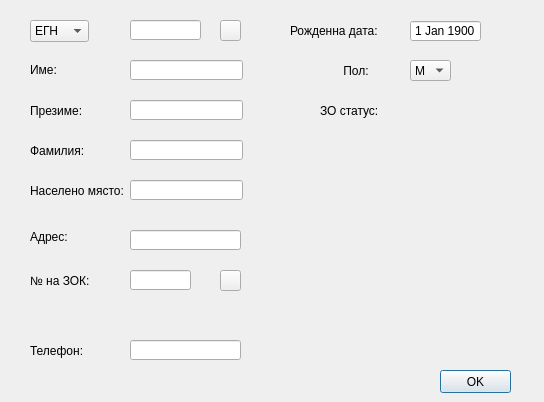
First picture: the form in src/View/PatientDialog/PatientFormDialog.ui, repository thefinalcutbg/DinoDent, before the edit.
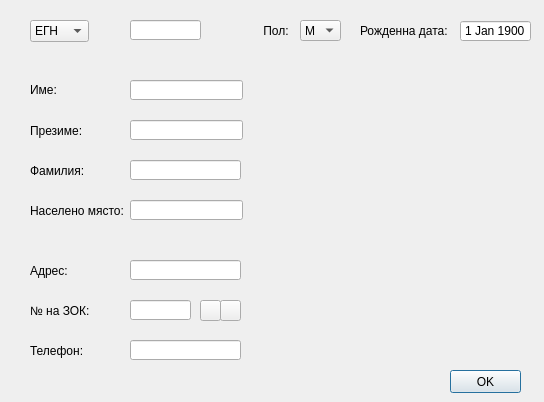
Second picture: the form after the edit. Custom widgets are drawn as their Qt base class.

Commit message: Patient Dialog slight redisign

```diff
--- a/src/View/PatientDialog/PatientFormDialog.ui
+++ b/src/View/PatientDialog/PatientFormDialog.ui
@@ -34,8 +34,8 @@
   <widget class="ComboBox" name="sexCombo">
    <property name="geometry">
     <rect>
-     <x>410</x>
-     <y>60</y>
+     <x>300</x>
+     <y>20</y>
      <width>41</width>
      <height>21</height>
     </rect>
@@ -71,7 +71,7 @@
    <property name="geometry">
     <rect>
      <x>130</x>
-     <y>230</y>
+     <y>260</y>
      <width>111</width>
      <height>20</height>
     </rect>
@@ -103,7 +103,7 @@
    <property name="geometry">
     <rect>
      <x>30</x>
-     <y>140</y>
+     <y>160</y>
      <width>61</width>
      <height>21</height>
     </rect>
@@ -116,7 +116,7 @@
    <property name="geometry">
     <rect>
      <x>30</x>
-     <y>60</y>
+     <y>80</y>
      <width>47</width>
      <height>20</height>
     </rect>
@@ -129,9 +129,9 @@
    <property name="geometry">
     <rect>
      <x>30</x>
-     <y>230</y>
+     <y>260</y>
      <width>47</width>
-     <height>14</height>
+     <height>21</height>
     </rect>
    </property>
    <property name="text">
@@ -142,7 +142,7 @@
    <property name="geometry">
     <rect>
      <x>130</x>
-     <y>180</y>
+     <y>200</y>
      <width>113</width>
      <height>20</height>
     </rect>
@@ -155,7 +155,7 @@
    <property name="geometry">
     <rect>
      <x>130</x>
-     <y>270</y>
+     <y>300</y>
      <width>61</width>
      <height>20</height>
     </rect>
@@ -210,7 +210,7 @@
    <property name="geometry">
     <rect>
      <x>130</x>
-     <y>60</y>
+     <y>80</y>
      <width>113</width>
      <height>20</height>
     </rect>
@@ -223,7 +223,7 @@
    <property name="geometry">
     <rect>
      <x>30</x>
-     <y>180</y>
+     <y>200</y>
      <width>101</width>
      <height>21</height>
     </rect>
@@ -235,9 +235,9 @@
   <widget class="QLabel" name="label_8">
    <property name="geometry">
     <rect>
-     <x>340</x>
-     <y>60</y>
-     <width>51</width>
+     <x>260</x>
+     <y>20</y>
+     <width>41</width>
      <height>21</height>
     </rect>
    </property>
@@ -248,7 +248,7 @@
   <widget class="DateEdit" name="birthEdit">
    <property name="geometry">
     <rect>
-     <x>410</x>
+     <x>460</x>
      <y>20</y>
      <width>71</width>
      <height>22</height>
@@ -288,7 +288,7 @@
   <widget class="QPushButton" name="okButton">
    <property name="geometry">
     <rect>
-     <x>440</x>
+     <x>450</x>
      <y>370</y>
      <width>71</width>
      <height>23</height>
@@ -301,7 +301,7 @@
   <widget class="QLabel" name="label_7">
    <property name="geometry">
     <rect>
-     <x>290</x>
+     <x>360</x>
      <y>20</y>
      <width>101</width>
      <height>21</height>
@@ -315,7 +315,7 @@
    <property name="geometry">
     <rect>
      <x>30</x>
-     <y>100</y>
+     <y>120</y>
      <width>61</width>
      <height>21</height>
     </rect>
@@ -328,8 +328,8 @@
    <property name="geometry">
     <rect>
      <x>130</x>
-     <y>140</y>
-     <width>113</width>
+     <y>160</y>
+     <width>111</width>
      <height>20</height>
     </rect>
    </property>
@@ -341,7 +341,7 @@
    <property name="geometry">
     <rect>
      <x>30</x>
-     <y>270</y>
+     <y>300</y>
      <width>71</width>
      <height>21</height>
     </rect>
@@ -354,7 +354,7 @@
    <property name="geometry">
     <rect>
      <x>130</x>
-     <y>100</y>
+     <y>120</y>
      <width>113</width>
      <height>20</height>
     </rect>
@@ -367,9 +367,9 @@
    <property name="geometry">
     <rect>
      <x>130</x>
-     <y>200</y>
+     <y>230</y>
      <width>271</width>
-     <height>31</height>
+     <height>21</height>
     </rect>
    </property>
    <property name="text">
@@ -395,8 +395,8 @@
   <widget class="QPushButton" name="hirbnoButton">
    <property name="geometry">
     <rect>
-     <x>220</x>
-     <y>270</y>
+     <x>200</x>
+     <y>300</y>
      <width>21</width>
      <height>21</height>
     </rect>
@@ -405,37 +405,27 @@
     <string/>
    </property>
   </widget>
-  <widget class="QLabel" name="label_10">
-   <property name="geometry">
-    <rect>
-     <x>320</x>
-     <y>100</y>
-     <width>71</width>
-     <height>21</height>
-    </rect>
-   </property>
-   <property name="text">
-    <string>ЗО статус:</string>
-   </property>
-  </widget>
   <widget class="QLabel" name="insuredLabel">
    <property name="geometry">
     <rect>
-     <x>420</x>
-     <y>100</y>
-     <width>111</width>
-     <height>21</height>
+     <x>310</x>
+     <y>50</y>
+     <width>221</width>
+     <height>20</height>
     </rect>
    </property>
    <property name="text">
     <string/>
    </property>
+   <property name="alignment">
+    <set>Qt::AlignRight|Qt::AlignTrailing|Qt::AlignVCenter</set>
+   </property>
   </widget>
   <widget class="QPushButton" name="nraButton">
    <property name="geometry">
     <rect>
      <x>220</x>
-     <y>20</y>
+     <y>300</y>
      <width>21</width>
      <height>21</height>
     </rect>
```
The commit also changes 6 other files.
